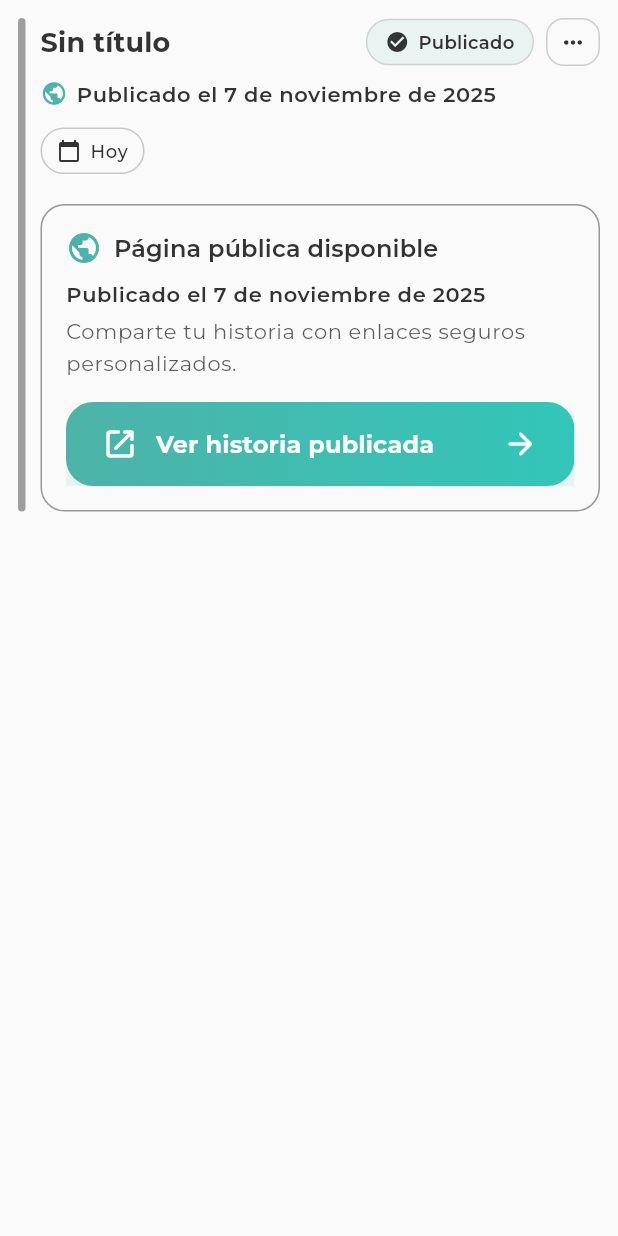
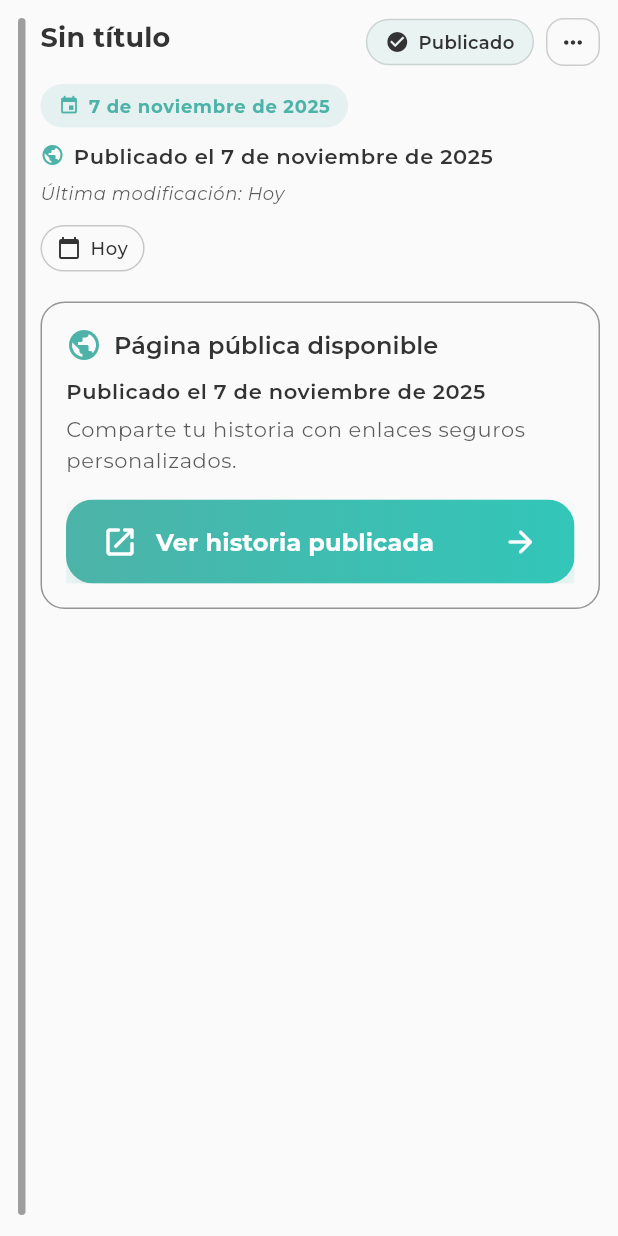
Before and after one commit to AlexJaimeH/narra, a Flutter app: the StoryListCard widget shown alone on an empty page, opened directly with empty values, on a phone screen of 412 x 824 dp. Run offline on Flutter 3.47's test engine with Material 3 defaults, Android fonts, the phone set to English and light mode, and no system bars; our stand-ins replace file_picker, google_fonts, image_picker, supabase_flutter; missing offline and left inert: dart:html, dart:js_util; accounts and stored records are empty.

Commit message:
Mejorar hint del editor de historias y reordenar widget de Ghost Writer
Página de Historias - Mejoras visuales y organización:
- Mover imágenes a scroll horizontal arriba del título
  * Todas las fotos visibles en una fila con scroll
  * Mantiene el mismo tamaño que antes
  * Mejor aprovechamiento del espacio

- Agregar fecha de la historia con badge visual
  * Muestra la fecha real de cuando ocurrió la historia
  * Respeta la precisión configurada (año, mes o día)
  * Estilo similar al blog de React con ícono de calendario

- Mostrar etiquetas con mejor ubicación
  * Junto a la fecha de la historia en el mismo Wrap
  * Diseño más compacto y organizado

- Agregar fecha de última modificación en itálica
  * Aparece una sola vez por tarjeta
  * Estilo discreto para no competir con otras fechas

- Arreglar overflow de texto
  * Todos los textos usan maxLines y ellipsis
  * Nada se sale de su contenedor
  * Mejor responsive en pantallas pequeñas

```diff
--- a/lib/screens/app/stories_list_page.dart
+++ b/lib/screens/app/stories_list_page.dart
@@ -1177,14 +1177,6 @@ class StoryListCard extends StatelessWidget {
                 child: Row(
                   crossAxisAlignment: CrossAxisAlignment.start,
                   children: [
-                    Expanded(
-                      child: Column(
-                        crossAxisAlignment: CrossAxisAlignment.start,
-                        children: [
-                          IntrinsicHeight(
-                            child: Row(
-                              crossAxisAlignment: CrossAxisAlignment.stretch,
-                              children: [
                     Container(
                       width: 5,
                       decoration: BoxDecoration(
@@ -1193,24 +1185,33 @@ class StoryListCard extends StatelessWidget {
                       ),
                     ),
                     const SizedBox(width: 10),
-                                if (coverUrl != null) ...[
-                                  Align(
-                                    alignment: Alignment.topLeft,
-                                    child: _StoryCoverThumbnail(
-                                      url: coverUrl,
-                                      size: coverSize,
-                                    ),
-                                  ),
-                                  const SizedBox(width: 12),
-                                ],
                     Expanded(
                       child: Column(
-                                    crossAxisAlignment:
-                                        CrossAxisAlignment.start,
-                                    children: [
+                        crossAxisAlignment: CrossAxisAlignment.start,
+                        children: [
+                          // Imágenes en scroll horizontal (si existen)
+                          if (story.photos.isNotEmpty) ...[
+                            SizedBox(
+                              height: coverSize,
+                              child: ListView.separated(
+                                scrollDirection: Axis.horizontal,
+                                itemCount: story.photos.length,
+                                separatorBuilder: (_, __) =>
+                                    const SizedBox(width: 8),
+                                itemBuilder: (context, index) {
+                                  return _StoryCoverThumbnail(
+                                    url: story.photos[index].photoUrl,
+                                    size: coverSize,
+                                  );
+                                },
+                              ),
+                            ),
+                            const SizedBox(height: 12),
+                          ],
+
+                          // Título y acciones
                           Row(
-                                        crossAxisAlignment:
-                                            CrossAxisAlignment.center,
+                            crossAxisAlignment: CrossAxisAlignment.start,
                             children: [
                               Expanded(
                                 child: Text(
@@ -1218,6 +1219,8 @@ class StoryListCard extends StatelessWidget {
                                       ? 'Sin título'
                                       : story.title,
                                   style: titleStyle,
+                                  maxLines: 2,
+                                  overflow: TextOverflow.ellipsis,
                                 ),
                               ),
                               const SizedBox(width: 12),
@@ -1225,13 +1228,10 @@ class StoryListCard extends StatelessWidget {
                                 mainAxisSize: MainAxisSize.min,
                                 children: [
                                   _StatusPill(
-                                                label: statusForDisplay
-                                                    .displayName,
+                                    label: statusForDisplay.displayName,
                                     color: statusColors.foreground,
-                                                background:
-                                                    statusColors.background,
-                                                icon: switch (
-                                                    statusForDisplay) {
+                                    background: statusColors.background,
+                                    icon: switch (statusForDisplay) {
                                       StoryStatus.published =>
                                         Icons.check_circle,
                                       StoryStatus.archived =>
@@ -1245,8 +1245,7 @@ class StoryListCard extends StatelessWidget {
                                         _handleStoryAction(
                                       context,
                                       story: story,
-                                                  onActionComplete:
-                                                      onActionComplete,
+                                      onActionComplete: onActionComplete,
                                       action: action,
                                     ),
                                     itemBuilder: (menuContext) =>
@@ -1258,52 +1257,80 @@ class StoryListCard extends StatelessWidget {
                               ),
                             ],
                           ),
-                                      if (story.isPublished) ...[
-                                        const SizedBox(height: 8),
-                                        Row(
-                                          children: [
-                                            Icon(
-                                              Icons.public,
-                                              size: 18,
-                                              color: colorScheme.primary,
-                                            ),
-                                            const SizedBox(width: 6),
-                                            Text(
-                                              'Publicado el '
-                                              '${_formatFullDate(publishedDisplayDate)}',
-                                              style: theme.textTheme.bodySmall
-                                                  ?.copyWith(
-                                                color: colorScheme
-                                                    .onSurfaceVariant,
-                                                fontWeight: FontWeight.w600,
-                                              ),
-                                            ),
-                                          ],
-                                        ),
-                                      ],
-                                      if (excerpt.isNotEmpty) ...[
-                                        const SizedBox(height: 6),
-                                        Text(
-                                          excerpt,
-                                          style: theme.textTheme.bodyMedium
-                                              ?.copyWith(
-                                            height: 1.45,
-                                          ),
-                                          maxLines: 2,
-                                          overflow: TextOverflow.ellipsis,
-                                        ),
-                                      ],
-                                      if (tags.isNotEmpty) ...[
+
+                          // Fecha de la historia y etiquetas
                           const SizedBox(height: 12),
                           Wrap(
                             spacing: 8,
                             runSpacing: 8,
-                                          children: tags
-                                              .map(
-                                                  (tag) => _TagChip(label: tag))
-                                              .toList(),
-                                        ),
-                                      ],
+                            children: [
+                              // Fecha de la historia (si existe)
+                              if (_formatHistoryDate(story) != null)
+                                _HistoryDateBadge(
+                                  date: _formatHistoryDate(story)!,
+                                  colorScheme: colorScheme,
+                                ),
+
+                              // Etiquetas
+                              ...tags.map((tag) => _TagChip(label: tag)),
+                            ],
+                          ),
+
+                          // Fecha de publicación (si aplica)
+                          if (story.isPublished) ...[
+                            const SizedBox(height: 8),
+                            Row(
+                              children: [
+                                Icon(
+                                  Icons.public,
+                                  size: 16,
+                                  color: colorScheme.primary,
+                                ),
+                                const SizedBox(width: 6),
+                                Flexible(
+                                  child: Text(
+                                    'Publicado el '
+                                    '${_formatFullDate(publishedDisplayDate)}',
+                                    style: theme.textTheme.bodySmall?.copyWith(
+                                      color: colorScheme.onSurfaceVariant,
+                                      fontWeight: FontWeight.w600,
+                                    ),
+                                    maxLines: 1,
+                                    overflow: TextOverflow.ellipsis,
+                                  ),
+                                ),
+                              ],
+                            ),
+                          ],
+
+                          // Fecha de última modificación (en itálica)
+                          const SizedBox(height: 6),
+                          Text(
+                            'Última modificación: ${_formatStoryDate(story.updatedAt)}',
+                            style: theme.textTheme.bodySmall?.copyWith(
+                              color: colorScheme.onSurfaceVariant
+                                  .withValues(alpha: 0.8),
+                              fontStyle: FontStyle.italic,
+                              fontSize: 12,
+                            ),
+                            maxLines: 1,
+                            overflow: TextOverflow.ellipsis,
+                          ),
+
+                          // Extracto
+                          if (excerpt.isNotEmpty) ...[
+                            const SizedBox(height: 8),
+                            Text(
+                              excerpt,
+                              style: theme.textTheme.bodyMedium?.copyWith(
+                                height: 1.45,
+                              ),
+                              maxLines: 2,
+                              overflow: TextOverflow.ellipsis,
+                            ),
+                          ],
+
+                          // Metadata chips
                           if (metadataChips.isNotEmpty) ...[
                             const SizedBox(height: 12),
                             Wrap(
@@ -1312,25 +1339,18 @@ class StoryListCard extends StatelessWidget {
                               children: metadataChips,
                             ),
                           ],
+
+                          // Vista previa pública
                           if (story.isPublished) ...[
                             const SizedBox(height: 20),
                             _PublicStoryPreview(
                               story: story,
                               onViewPage: () =>
-                                              _openStoryPublicPage(
-                                                  context, story),
-                                          onSendToSubscribers:
-                                              onSendToSubscribers,
-                                          isSendingToSubscribers:
-                                              isSendingToSubscribers,
-                                        ),
-                                      ],
-                                    ],
-                                  ),
-                                ),
-                              ],
-                            ),
-                          ),
+                                  _openStoryPublicPage(context, story),
+                              onSendToSubscribers: onSendToSubscribers,
+                              isSendingToSubscribers: isSendingToSubscribers,
+                            ),
+                          ],
                         ],
                       ),
                     ),
@@ -2106,6 +2126,56 @@ String _formatFullDate(DateTime date) {
 
   final month = months[date.month - 1];
   return '${date.day} de $month de ${date.year}';
+}
+
+/// Formatea la fecha de la historia según su precisión
+String? _formatHistoryDate(Story story) {
+  final startDate = story.startDate;
+  if (startDate == null) return null;
+
+  final precision = story.datesPrecision ?? 'day';
+
+  try {
+    switch (precision) {
+      case 'year':
+        return startDate.year.toString();
+      case 'month':
+        const months = [
+          'Enero',
+          'Febrero',
+          'Marzo',
+          'Abril',
+          'Mayo',
+          'Junio',
+          'Julio',
+          'Agosto',
+          'Septiembre',
+          'Octubre',
+          'Noviembre',
+          'Diciembre',
+        ];
+        return '${months[startDate.month - 1]} ${startDate.year}';
+      case 'day':
+      default:
+        const months = [
+          'enero',
+          'febrero',
+          'marzo',
+          'abril',
+          'mayo',
+          'junio',
+          'julio',
+          'agosto',
+          'septiembre',
+          'octubre',
+          'noviembre',
+          'diciembre',
+        ];
+        return '${startDate.day} de ${months[startDate.month - 1]} de ${startDate.year}';
+    }
+  } catch (e) {
+    return null;
+  }
 }
 
 String _fallbackStoryExcerpt(String? content) {
@@ -2297,6 +2367,52 @@ class _StoryActionsButtonState extends State<_StoryActionsButton> {
   }
 }
 
+/// Badge para mostrar la fecha de la historia (como en el blog de React)
+class _HistoryDateBadge extends StatelessWidget {
+  const _HistoryDateBadge({
+    required this.date,
+    required this.colorScheme,
+  });
+
+  final String date;
+  final ColorScheme colorScheme;
+
+  @override
+  Widget build(BuildContext context) {
+    final theme = Theme.of(context);
+
+    return Container(
+      padding: const EdgeInsets.symmetric(horizontal: 12, vertical: 6),
+      decoration: BoxDecoration(
+        color: colorScheme.primary.withValues(alpha: 0.12),
+        borderRadius: BorderRadius.circular(16),
+      ),
+      child: Row(
+        mainAxisSize: MainAxisSize.min,
+        children: [
+          Icon(
+            Icons.event,
+            size: 14,
+            color: colorScheme.primary,
+          ),
+          const SizedBox(width: 6),
+          Flexible(
+            child: Text(
+              date,
+              style: theme.textTheme.labelSmall?.copyWith(
+                color: colorScheme.primary,
+                fontWeight: FontWeight.w700,
+              ),
+              overflow: TextOverflow.ellipsis,
+              maxLines: 1,
+            ),
+          ),
+        ],
+      ),
+    );
+  }
+}
+
 class _TagChip extends StatelessWidget {
   const _TagChip({required this.label});
 
```
Lines whose indentation alone changed are shown as unchanged.
